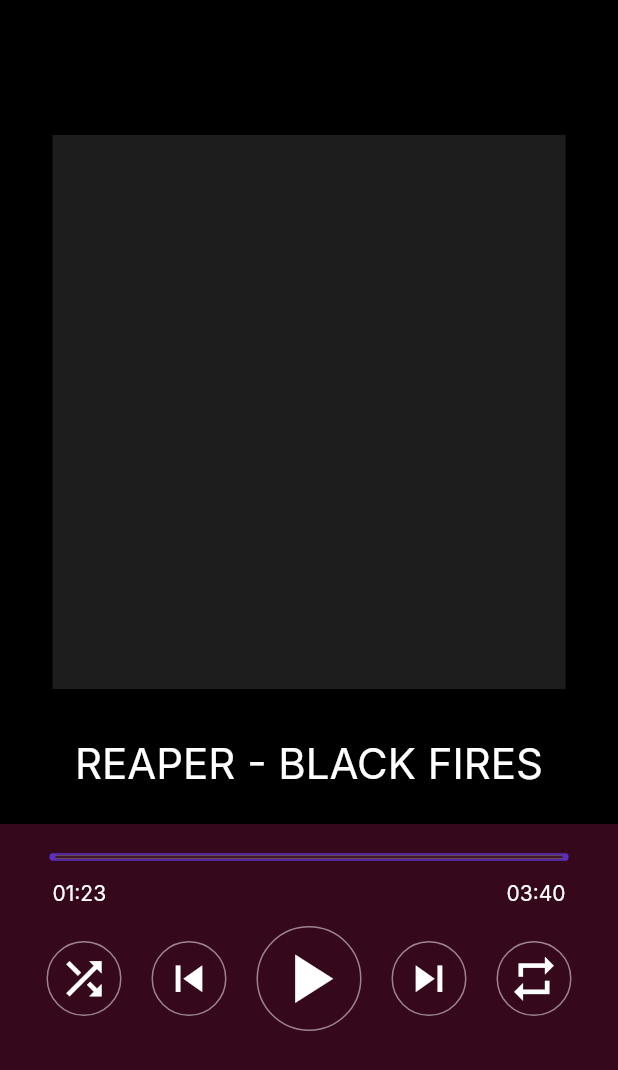
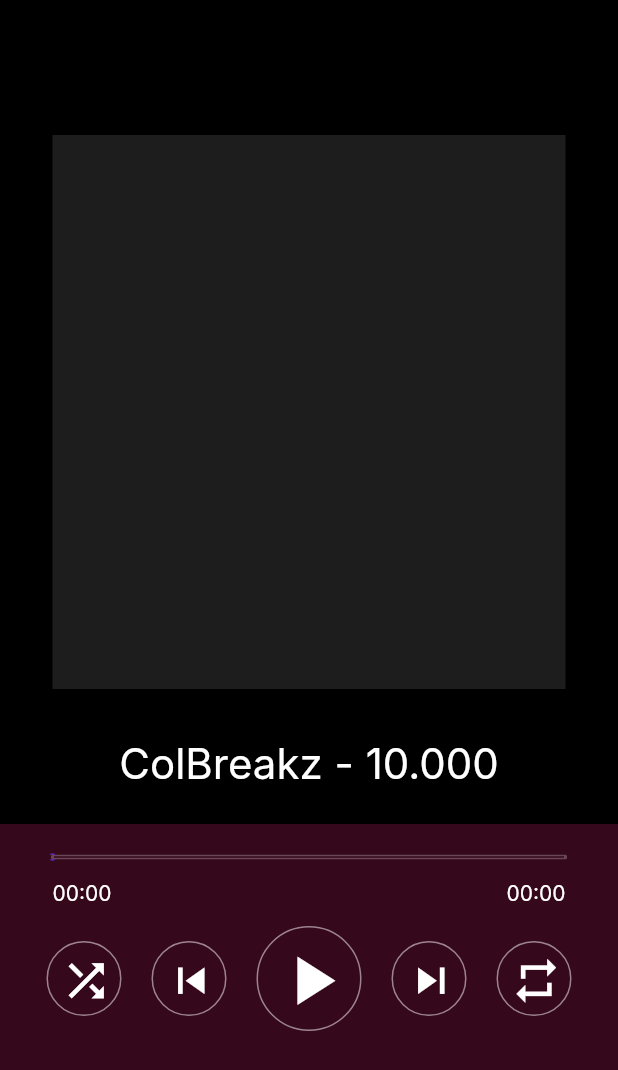
Before and after one commit to n3wzd/FlutPlayer, a Flutter app: the screen it shows after launch, on a phone screen of 412 x 824 dp. Shown: the top 1070 px of the screen. Run offline on Flutter 3.47's test engine with Material 2 defaults, Android fonts, the phone set to English and light mode, and no system bars; our stand-ins replace assets_audio_player; Roboto replaces fonts that are missing (Inter).

Commit message:
update page1

```diff
--- a/lib/pages/components/button.dart
+++ b/lib/pages/components/button.dart
@@ -1,10 +1,15 @@
 import 'package:flutter/material.dart';
 
 class Button extends StatelessWidget {
-  const Button({Key? key, required this.buttonRadius, required this.icon})
+  const Button(
+      {Key? key,
+      required this.buttonRadius,
+      required this.icon,
+      required this.onPressed})
       : super(key: key);
   final double buttonRadius;
   final Icon icon;
+  final VoidCallback onPressed;
 
   @override
   Widget build(BuildContext context) {
@@ -20,7 +25,10 @@ class Button extends StatelessWidget {
           ),
         ),
       ),
-      child: icon,
+      child: IconButton(
+        icon: icon,
+        onPressed: onPressed,
+      ),
     );
   }
 }
--- a/lib/pages/page1.dart
+++ b/lib/pages/page1.dart
@@ -12,17 +12,18 @@ class Page1 extends StatefulWidget {
 }
 
 class _Page1State extends State<Page1> {
-  final assetsAudioPlayer = AssetsAudioPlayer();
+  final assetsAudioPlayer = AssetsAudioPlayer.newPlayer();
 
   void openPlayer() async {
     await assetsAudioPlayer.open(
       Audio(
-        "assets/audios/ColBreakz - 10.000.mp3",
+        "assets/audios/abc.mp3",
         metas: Metas(
           title: 'ColBreakz - 10.000',
         ),
       ),
       autoStart: true,
+      showNotification: true,
     );
   }
 
@@ -42,21 +43,48 @@ class _Page1State extends State<Page1> {
   Widget build(BuildContext context) {
     return MaterialApp(
       home: Scaffold(
-        body: Container(
+        body: StreamBuilder<Playing?>(
+            stream: assetsAudioPlayer.current,
+            builder: (context, playing) {
+              String title = assetsAudioPlayer.getCurrentAudioTitle;
+              Duration duration = const Duration();
+              Duration currentPosition = const Duration();
+
+              if (playing.data != null) {
+                duration = playing.data!.audio.duration;
+              }
+              return StreamBuilder(
+                stream: assetsAudioPlayer.currentPosition,
+                builder: (context, asyncSnapshot) {
+                  if (asyncSnapshot.data != null) {
+                    currentPosition = asyncSnapshot.data!;
+                  }
+                  return Container(
                     color: Colors.black,
-          child: const Column(
+                    child: Column(
                       children: [
                         Expanded(
                           flex: 2,
-                child: CenterSection(),
+                          child: CenterSection(
+                            title: title,
+                          ),
                         ),
                         Expanded(
                           flex: 1,
-                child: BottomSection(),
+                          child: BottomSection(
+                            currentPosition: currentPosition,
+                            duration: duration,
+                            onPlay: () {
+                              assetsAudioPlayer.playOrPause();
+                            },
+                          ),
                         ),
                       ],
                     ),
-        ),
+                  );
+                },
+              );
+            }),
       ),
     );
   }
--- a/lib/pages/page1/bottom.dart
+++ b/lib/pages/page1/bottom.dart
@@ -4,18 +4,29 @@ import './control_section.dart';
 import './button_section.dart';
 
 class BottomSection extends StatelessWidget {
-  const BottomSection({Key? key}) : super(key: key);
+  const BottomSection(
+      {Key? key,
+      required this.duration,
+      required this.currentPosition,
+      required this.onPlay})
+      : super(key: key);
+  final Duration duration;
+  final Duration currentPosition;
+  final VoidCallback onPlay;
 
   @override
   Widget build(BuildContext context) {
     return Container(
       decoration: const BoxDecoration(color: Color(0xFF36081B)),
-      child: const Column(
+      child: Column(
         children: [
-          SizedBox(height: 10),
-          ControlSection(),
-          SizedBox(height: 10),
-          ButtonSection(),
+          const SizedBox(height: 10),
+          ControlSection(
+            duration: duration,
+            currentPosition: currentPosition,
+          ),
+          const SizedBox(height: 10),
+          ButtonSection(onPlay: onPlay),
         ],
       ),
     );
--- a/lib/pages/page1/button_section.dart
+++ b/lib/pages/page1/button_section.dart
@@ -3,52 +3,58 @@ import 'package:flutter/material.dart';
 import '../components/button.dart';
 
 class ButtonSection extends StatelessWidget {
-  const ButtonSection({Key? key}) : super(key: key);
+  const ButtonSection({Key? key, required this.onPlay}) : super(key: key);
+  final VoidCallback onPlay;
 
   @override
   Widget build(BuildContext context) {
-    return const Row(
+    return Row(
       mainAxisAlignment: MainAxisAlignment.center,
       children: [
         Button(
           buttonRadius: 50,
-          icon: Icon(
+          onPressed: onPlay,
+          icon: const Icon(
             Icons.shuffle,
             color: Colors.white,
             size: 35,
           ),
         ),
-        SizedBox(width: 20),
+        const SizedBox(width: 20),
         Button(
           buttonRadius: 50,
-          icon: Icon(
+          onPressed: onPlay,
+          icon: const Icon(
             Icons.skip_previous,
             color: Colors.white,
             size: 35,
           ),
         ),
-        SizedBox(width: 20),
+        const SizedBox(width: 20),
         Button(
           buttonRadius: 70,
-          icon: Icon(
+          onPressed: onPlay,
+          icon: const Icon(
             Icons.play_arrow,
             color: Colors.white,
             size: 55,
           ),
         ),
-        SizedBox(width: 20),
+        const SizedBox(width: 20),
         Button(
           buttonRadius: 50,
-          icon: Icon(
+          onPressed: onPlay,
+          icon: const Icon(
             Icons.skip_next,
             color: Colors.white,
             size: 35,
           ),
         ),
-        SizedBox(width: 20),
+        const SizedBox(width: 20),
         Button(
           buttonRadius: 50,
-          icon: Icon(
+          onPressed: onPlay,
+          icon: const Icon(
             Icons.repeat,
             color: Colors.white,
             size: 35,
--- a/lib/pages/page1/center.dart
+++ b/lib/pages/page1/center.dart
@@ -5,22 +5,23 @@ import './song_title.dart';
 import './top_menu.dart';
 
 class CenterSection extends StatelessWidget {
-  const CenterSection({Key? key}) : super(key: key);
+  const CenterSection({Key? key, required this.title}) : super(key: key);
+  final String title;
 
   @override
   Widget build(BuildContext context) {
-    return const Column(
+    return Column(
       children: [
-        SizedBox(
+        const SizedBox(
           height: 80,
           child: TopMenu(),
         ),
-        Expanded(
+        const Expanded(
           child: SongCover(),
         ),
         SizedBox(
           height: 80,
-          child: SongTitle(),
+          child: SongTitle(title: title),
         ),
       ],
     );
--- a/lib/pages/page1/control_bar.dart
+++ b/lib/pages/page1/control_bar.dart
@@ -1,7 +1,8 @@
 import 'package:flutter/material.dart';
 
 class ControlBar extends StatelessWidget {
-  const ControlBar({Key? key}) : super(key: key);
+  const ControlBar({Key? key, required this.widthRate}) : super(key: key);
+  final double widthRate;
 
   @override
   Widget build(BuildContext context) {
@@ -19,7 +20,10 @@ class ControlBar extends StatelessWidget {
             ),
           ),
         ),
-        Container(
+        FractionallySizedBox(
+          widthFactor: widthRate,
+          alignment: FractionalOffset.centerLeft,
+          child: Container(
             height: 1,
             decoration: const ShapeDecoration(
               shape: RoundedRectangleBorder(
@@ -31,6 +35,7 @@ class ControlBar extends StatelessWidget {
               ),
             ),
           ),
+        ),
       ],
     );
   }
--- a/lib/pages/page1/control_section.dart
+++ b/lib/pages/page1/control_section.dart
@@ -4,22 +4,35 @@ import './control_bar.dart';
 import './control_time.dart';
 
 class ControlSection extends StatelessWidget {
-  const ControlSection({Key? key}) : super(key: key);
+  const ControlSection(
+      {Key? key, required this.duration, required this.currentPosition})
+      : super(key: key);
+  final Duration duration;
+  final Duration currentPosition;
 
   @override
   Widget build(BuildContext context) {
+    final double widthRate = (duration.inSeconds > 0)
+        ? currentPosition.inSeconds / duration.inSeconds
+        : 0;
+
     return Column(
       children: [
         Container(
           height: 24,
           alignment: Alignment.center,
           padding: const EdgeInsets.symmetric(horizontal: 35.0),
-          child: const ControlBar(),
+          child: ControlBar(
+            widthRate: widthRate,
+          ),
         ),
         Container(
           height: 24,
           padding: const EdgeInsets.symmetric(horizontal: 35.0),
-          child: const ControlTime(),
+          child: ControlTime(
+            duration: duration,
+            currentPosition: currentPosition,
+          ),
         ),
       ],
     );
--- a/lib/pages/page1/control_time.dart
+++ b/lib/pages/page1/control_time.dart
@@ -3,7 +3,18 @@ import 'package:flutter/material.dart';
 import '../components/time_text.dart';
 
 class ControlTime extends StatelessWidget {
-  const ControlTime({Key? key}) : super(key: key);
+  const ControlTime(
+      {Key? key, required this.duration, required this.currentPosition})
+      : super(key: key);
+  final Duration duration;
+  final Duration currentPosition;
+
+  String getTimeFormat(Duration d) {
+    int minutes = d.inMinutes % 60, seconds = d.inSeconds % 60;
+    String minutesPadding = minutes < 10 ? '0' : '';
+    String secondsPadding = seconds < 10 ? '0' : '';
+    return '$minutesPadding$minutes:$secondsPadding$seconds';
+  }
 
   @override
   Widget build(BuildContext context) {
@@ -12,13 +23,13 @@ class ControlTime extends StatelessWidget {
         Expanded(
           child: Container(
             alignment: Alignment.centerLeft,
-            child: const TimeText(text: '01:23'),
+            child: TimeText(text: getTimeFormat(currentPosition)),
           ),
         ),
         Expanded(
           child: Container(
             alignment: Alignment.centerRight,
-            child: const TimeText(text: '03:40'),
+            child: TimeText(text: getTimeFormat(duration)),
           ),
         ),
       ],
--- a/lib/pages/page1/song_title.dart
+++ b/lib/pages/page1/song_title.dart
@@ -1,15 +1,16 @@
 import 'package:flutter/material.dart';
 
 class SongTitle extends StatelessWidget {
-  const SongTitle({Key? key}) : super(key: key);
+  const SongTitle({Key? key, required this.title}) : super(key: key);
+  final String title;
 
   @override
   Widget build(BuildContext context) {
     return Container(
       alignment: Alignment.center,
-      child: const Text(
-        'REAPER - BLACK FIRES',
-        style: TextStyle(
+      child: Text(
+        title,
+        style: const TextStyle(
           color: Colors.white,
           fontSize: 28,
           fontFamily: 'Inter',
--- a/pubspec.yaml
+++ b/pubspec.yaml
@@ -21,6 +21,7 @@ flutter:
   generate: true
   assets:
     - assets/audios/
+  # assets:
   # fonts:
   #   - family: Schyler
   #     fonts:
```
Also changed, not shown: 1 other file. Lines whose indentation alone changed are shown as unchanged.
